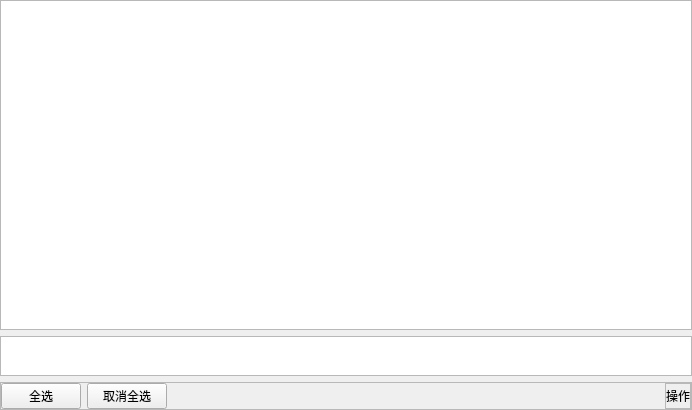
First picture: the form in src/plugins/loadleveler_monitor/panels/table_style_page.ui, repository cemc-oper/nwpc-monitor-app, before the edit.
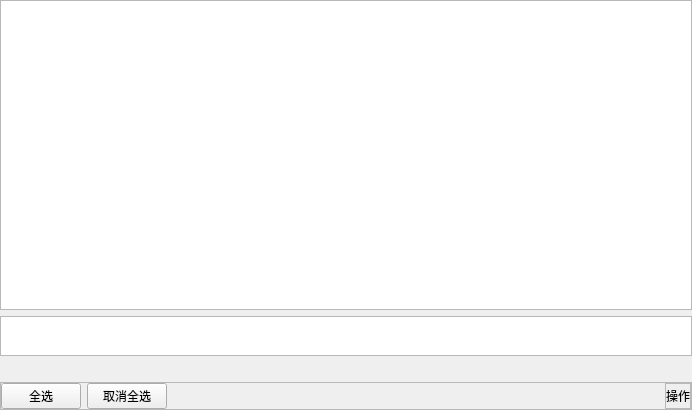
Second picture: the form after the edit.

What changed in the file:
```diff
--- a/src/plugins/loadleveler_monitor/panels/table_style_page.ui
+++ b/src/plugins/loadleveler_monitor/panels/table_style_page.ui
@@ -13,7 +13,7 @@
   <property name="windowTitle">
    <string>Table Style Page</string>
   </property>
-  <layout class="QGridLayout" name="gridLayout_2" rowstretch="1,0,0">
+  <layout class="QGridLayout" name="gridLayout_2" rowstretch="1,0,0,0">
    <property name="leftMargin">
     <number>0</number>
    </property>
@@ -26,7 +26,7 @@
    <property name="bottomMargin">
     <number>0</number>
    </property>
-   <item row="2" column="0">
+   <item row="3" column="0">
     <widget class="QFrame" name="buttom_frame">
      <property name="frameShape">
       <enum>QFrame::StyledPanel</enum>
@@ -156,6 +156,13 @@
      </attribute>
     </widget>
    </item>
+   <item row="2" column="0">
+    <widget class="QLabel" name="summary_label">
+     <property name="text">
+      <string/>
+     </property>
+    </widget>
+   </item>
   </layout>
  </widget>
  <resources/>
```
